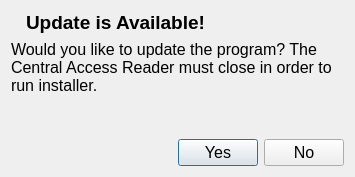
Above: src/forms/update_prompt.ui from DinoZAR/CentralAccessReader before the change. Below: the same form after it.
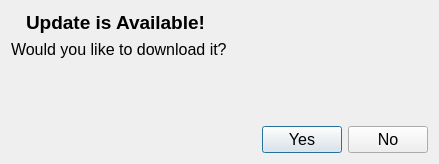
That is the form after the change. Icons and pictures are not drawn.

Commit message: Changed mechanics of updater. Now it will prompt user to download update it they haven't already. There is a progress bar on the bottom to show the progress.

The edit to the form file:
```diff
--- a/src/forms/update_prompt.ui
+++ b/src/forms/update_prompt.ui
@@ -6,8 +6,8 @@
    <rect>
     <x>0</x>
     <y>0</y>
-    <width>355</width>
-    <height>177</height>
+    <width>439</width>
+    <height>164</height>
    </rect>
   </property>
   <property name="font">
@@ -54,7 +54,7 @@
    <item>
     <widget class="QLabel" name="label_3">
      <property name="text">
-      <string>Would you like to update the program? The Central Access Reader must close in order to run installer.</string>
+      <string>Would you like to download it?</string>
      </property>
      <property name="wordWrap">
       <bool>true</bool>
```
Left out of the diff: 4 changed lines with no effect on the pictures. The commit also changes 9 other files.
